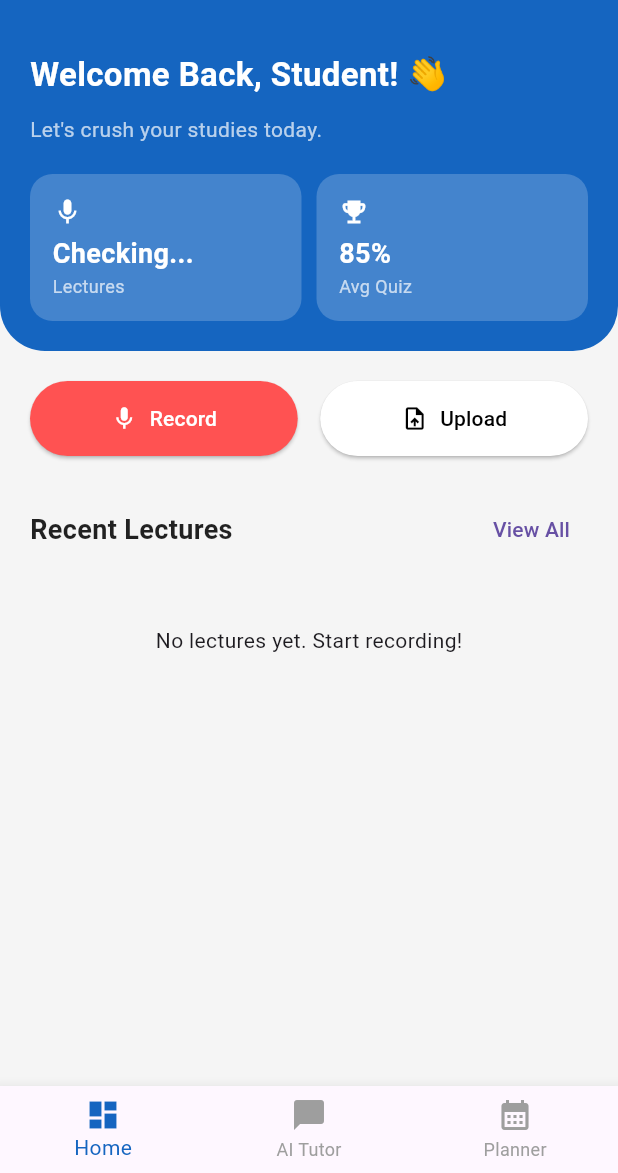
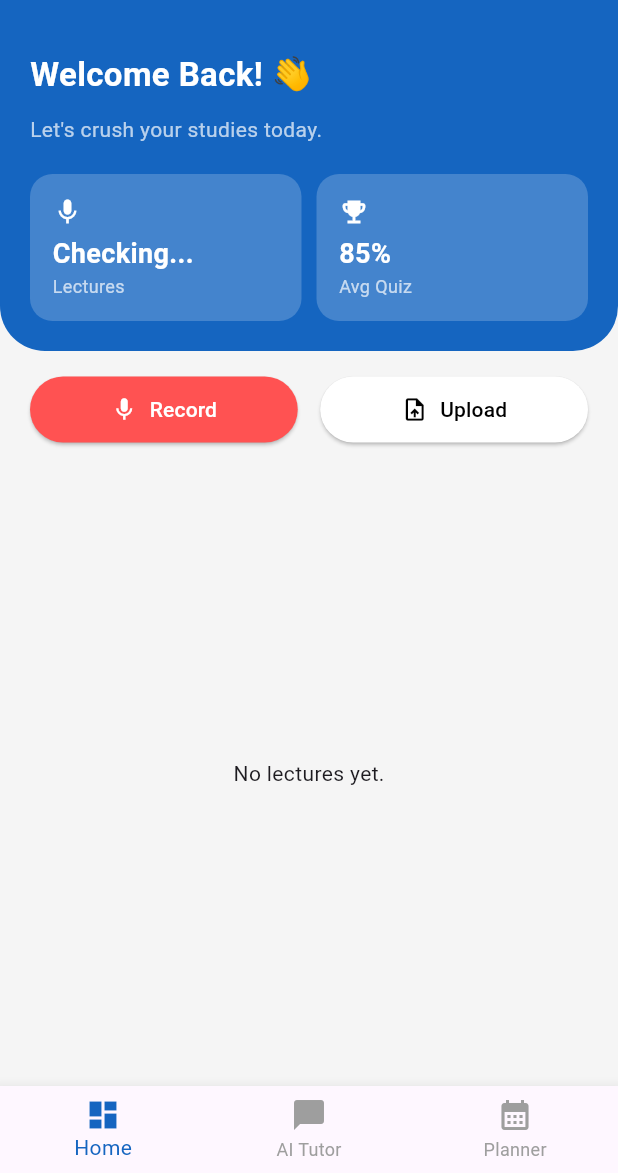
Before and after one commit to GEEK-213/scribe_ai, a Flutter app: the HomePage screen opened directly, on a phone screen of 412 x 824 dp, the part 63-1236 px from its top. Run offline on Flutter 3.47's test engine with Material 3 defaults, Android fonts, the light colour scheme and no system bars; our stand-ins replace audioplayers, file_picker, supabase_flutter; missing offline and left inert: record; accounts and stored records are empty.

Commit message:
Enhance audio processing and UI features: - Updated AndroidManifest.xml to include WRITE_EXTERNAL_STORAGE permission. - Refactored ai_engine.py for improved async handling and added new audio processing logic. - Optimized HomePage layout and functionality for better user experience. - Improved NoteDetailsPage with audio playback and delete functionality. - Enhanced QuizView with better answer handling and UI adjustments. - Added ChatSelectionPage for selecting lectures to chat with.

```diff
--- /dev/null
+++ b/devtools_options.yaml
@@ -0,0 +1,3 @@
+description: This file stores settings for Dart & Flutter DevTools.
+documentation: https://docs.flutter.dev/tools/devtools/extensions#configure-extension-enablement-states
+extensions:
--- a/lib/pages/home_page.dart
+++ b/lib/pages/home_page.dart
@@ -14,38 +14,29 @@ class HomePage extends StatefulWidget {
 }
 
 class _HomePageState extends State<HomePage> {
-  int _selectedIndex = 0; // For Bottom Navigation
-
-  // GET USER ID
+  int _selectedIndex = 0;
   final _userId = Supabase.instance.client.auth.currentUser?.id;
 
-  // STREAM: Fetch only user's notes
   late final _notesStream = Supabase.instance.client
       .from('notes')
       .stream(primaryKey: ['id'])
       .eq('user_id', _userId ?? '')
       .order('created_at', ascending: false);
 
-  // --- UPLOAD FUNCTION ---
   Future<void> _pickAndUploadFile() async {
     try {
       FilePickerResult? result = await FilePicker.platform.pickFiles(
         type: FileType.custom,
         allowedExtensions: ['mp3', 'm4a', 'wav', 'mp4', 'mkv'],
       );
-
       if (result == null) return;
 
       final file = File(result.files.single.path!);
       final fileName = '${DateTime.now().millisecondsSinceEpoch}_upload.${result.files.single.extension}';
 
-      if (mounted) {
-        ScaffoldMessenger.of(context).showSnackBar(
-          const SnackBar(content: Text('Uploading file...')),
-        );
-      }
+      if (mounted) ScaffoldMessenger.of(context).showSnackBar(const SnackBar(content: Text('Uploading...')));
 
-      await Supabase.instance.client.storage.from('lectures').upload(fileName, file);
+      await Supabase.instance.client.storage.from('Lectures').upload(fileName, file);
 
       await Supabase.instance.client.from('notes').insert({
         'title': 'Upload ${DateTime.now().hour}:${DateTime.now().minute}',
@@ -54,45 +45,27 @@ class _HomePageState extends State<HomePage> {
         'user_id': _userId,
       });
 
-      if (mounted) {
-        ScaffoldMessenger.of(context).showSnackBar(
-          const SnackBar(content: Text('Upload Complete! AI is working.')),
-        );
-      }
+      if (mounted) ScaffoldMessenger.of(context).showSnackBar(const SnackBar(content: Text('Success! AI is processing.')));
     } catch (e) {
-      if (mounted) {
-        ScaffoldMessenger.of(context).showSnackBar(
-          SnackBar(content: Text('Error: $e'), backgroundColor: Colors.red),
-        );
-      }
+      if (mounted) ScaffoldMessenger.of(context).showSnackBar(SnackBar(content: Text('Error: $e')));
     }
   }
 
-  // --- LOGOUT ---
   Future<void> _signOut() async {
     await Supabase.instance.client.auth.signOut();
-    if (mounted) {
-      Navigator.pushReplacement(
-          context, MaterialPageRoute(builder: (context) => const LoginPage()));
-    }
+    if (mounted) Navigator.pushReplacement(context, MaterialPageRoute(builder: (context) => const LoginPage()));
   }
 
   @override
   Widget build(BuildContext context) {
     return Scaffold(
-      backgroundColor: Colors.grey[100], // Light background
-
-      // TOP APP BAR
+      backgroundColor: Colors.grey[100],
       appBar: AppBar(
         elevation: 0,
         backgroundColor: Colors.blue.shade800,
         title: const Text('ScribeAI Dashboard', style: TextStyle(color: Colors.white, fontWeight: FontWeight.bold)),
-        actions: [
-          IconButton(onPressed: _signOut, icon: const Icon(Icons.logout, color: Colors.white))
-        ],
+        actions: [IconButton(onPressed: _signOut, icon: const Icon(Icons.logout, color: Colors.white))],
       ),
-
-      // BOTTOM NAVIGATION (Preparation for Chatbot & Planner)
       bottomNavigationBar: BottomNavigationBar(
         currentIndex: _selectedIndex,
         onTap: (index) => setState(() => _selectedIndex = index),
@@ -100,39 +73,27 @@ class _HomePageState extends State<HomePage> {
         unselectedItemColor: Colors.grey,
         items: const [
           BottomNavigationBarItem(icon: Icon(Icons.dashboard), label: 'Home'),
-          BottomNavigationBarItem(icon: Icon(Icons.chat_bubble), label: 'AI Tutor'), // Feature #1
-          BottomNavigationBarItem(icon: Icon(Icons.calendar_month), label: 'Planner'), // Feature #4
+          BottomNavigationBarItem(icon: Icon(Icons.chat_bubble), label: 'AI Tutor'),
+          BottomNavigationBarItem(icon: Icon(Icons.calendar_month), label: 'Planner'),
         ],
       ),
-
-      // BODY
-      body: SingleChildScrollView(
-        child: Column(
-          crossAxisAlignment: CrossAxisAlignment.start,
+      // OPTIMIZED LAYOUT: Header is fixed, List is Expanded
+      body: Column(
         children: [
-            // 1. HEADER SECTION
+          // 1. FIXED HEADER
           Container(
             padding: const EdgeInsets.all(20),
             decoration: BoxDecoration(
               color: Colors.blue.shade800,
-                borderRadius: const BorderRadius.only(
-                  bottomLeft: Radius.circular(30),
-                  bottomRight: Radius.circular(30),
-                ),
+              borderRadius: const BorderRadius.only(bottomLeft: Radius.circular(30), bottomRight: Radius.circular(30)),
             ),
             child: Column(
               crossAxisAlignment: CrossAxisAlignment.start,
               children: [
-                  const Text("Welcome Back, Student! 👋",
-                    style: TextStyle(color: Colors.white, fontSize: 22, fontWeight: FontWeight.bold)
-                  ),
+                const Text("Welcome Back! 👋", style: TextStyle(color: Colors.white, fontSize: 22, fontWeight: FontWeight.bold)),
                 const SizedBox(height: 10),
-                  const Text("Let's crush your studies today.",
-                    style: TextStyle(color: Colors.white70, fontSize: 14)
-                  ),
+                const Text("Let's crush your studies today.", style: TextStyle(color: Colors.white70, fontSize: 14)),
                 const SizedBox(height: 20),
-
-                  // Quick Stats Row
                 Row(
                   children: [
                     _buildStatCard("Lectures", "Checking...", Icons.mic),
@@ -144,7 +105,7 @@ class _HomePageState extends State<HomePage> {
             ),
           ),
 
-            const SizedBox(height: 20),
+          const SizedBox(height: 15),
 
           // 2. ACTION BUTTONS
           Padding(
@@ -153,16 +114,10 @@ class _HomePageState extends State<HomePage> {
               children: [
                 Expanded(
                   child: ElevatedButton.icon(
-                      onPressed: () {
-                         Navigator.push(context, MaterialPageRoute(builder: (context) => const RecordPage()));
-                      },
+                    onPressed: () => Navigator.push(context, MaterialPageRoute(builder: (context) => const RecordPage())),
                     icon: const Icon(Icons.mic),
                     label: const Text("Record"),
-                      style: ElevatedButton.styleFrom(
-                        backgroundColor: Colors.redAccent,
-                        foregroundColor: Colors.white,
-                        padding: const EdgeInsets.symmetric(vertical: 15),
-                      ),
+                    style: ElevatedButton.styleFrom(backgroundColor: Colors.redAccent, foregroundColor: Colors.white, padding: const EdgeInsets.symmetric(vertical: 12)),
                   ),
                 ),
                 const SizedBox(width: 15),
@@ -171,103 +126,60 @@ class _HomePageState extends State<HomePage> {
                     onPressed: _pickAndUploadFile,
                     icon: const Icon(Icons.upload_file),
                     label: const Text("Upload"),
-                      style: ElevatedButton.styleFrom(
-                        backgroundColor: Colors.white,
-                        foregroundColor: Colors.black,
-                        padding: const EdgeInsets.symmetric(vertical: 15),
-                      ),
+                    style: ElevatedButton.styleFrom(backgroundColor: Colors.white, foregroundColor: Colors.black, padding: const EdgeInsets.symmetric(vertical: 12)),
                   ),
                 ),
               ],
             ),
           ),
 
-            const SizedBox(height: 25),
+          const SizedBox(height: 10),
 
-            // 3. RECENT LECTURES TITLE
-            Padding(
-              padding: const EdgeInsets.symmetric(horizontal: 20),
-              child: Row(
-                mainAxisAlignment: MainAxisAlignment.spaceBetween,
-                children: [
-                  const Text("Recent Lectures",
-                    style: TextStyle(fontSize: 18, fontWeight: FontWeight.bold, color: Colors.black87)
-                  ),
-                  TextButton(onPressed: (){}, child: const Text("View All"))
-                ],
-              ),
-            ),
-
-            // 4. THE LIST (StreamBuilder)
-            StreamBuilder<List<Map<String, dynamic>>>(
+          // 3. SCROLLING LIST (Wrapped in Expanded)
+          Expanded(
+            child: StreamBuilder<List<Map<String, dynamic>>>(
               stream: _notesStream,
               builder: (context, snapshot) {
                 if (!snapshot.hasData) return const Center(child: CircularProgressIndicator());
                 final notes = snapshot.data!;
 
-                if (notes.isEmpty) {
-                  return const Padding(
-                    padding: EdgeInsets.all(40),
-                    child: Center(child: Text("No lectures yet. Start recording!")),
-                  );
-                }
+                if (notes.isEmpty) return const Center(child: Text("No lectures yet."));
 
                 return ListView.builder(
-                  shrinkWrap: true, // Vital for scrolling inside SingleChildScrollView
-                  physics: const NeverScrollableScrollPhysics(),
+                  padding: const EdgeInsets.symmetric(horizontal: 20, vertical: 10),
                   itemCount: notes.length,
                   itemBuilder: (context, index) {
                     final note = notes[index];
                     final isDone = note['status'] == 'Done';
-
                     return Card(
-                      margin: const EdgeInsets.symmetric(horizontal: 20, vertical: 8),
+                      margin: const EdgeInsets.only(bottom: 10),
                       elevation: 2,
                       shape: RoundedRectangleBorder(borderRadius: BorderRadius.circular(12)),
                       child: ListTile(
                         leading: CircleAvatar(
                           backgroundColor: isDone ? Colors.green.shade100 : Colors.orange.shade100,
-                          child: Icon(
-                            isDone ? Icons.check : Icons.hourglass_empty,
-                            color: isDone ? Colors.green : Colors.orange
-                          ),
+                          child: Icon(isDone ? Icons.check : Icons.hourglass_empty, color: isDone ? Colors.green : Colors.orange),
                         ),
                         title: Text(note['title'] ?? 'Untitled', style: const TextStyle(fontWeight: FontWeight.w600)),
                         subtitle: Text(isDone ? "Tap to review" : "AI Processing...", style: const TextStyle(fontSize: 12)),
-                        trailing: const Icon(Icons.arrow_forward_ios, size: 14, color: Colors.grey),
-                        onTap: () {
-                          Navigator.push(
-                            context,
-                            MaterialPageRoute(
-                              builder: (context) => NoteDetailsPage(
-                                noteId: note['id'],
-                                title: note['title'] ?? 'Lecture',
-                              ),
-                            ),
-                          );
-                        },
+                        onTap: () => Navigator.push(context, MaterialPageRoute(builder: (context) => NoteDetailsPage(noteId: note['id'], title: note['title'] ?? 'Lecture'))),
                       ),
                     );
                   },
                 );
               },
             ),
-            const SizedBox(height: 40),
+          ),
         ],
-        ),
       ),
     );
   }
 
-  // Helper widget for Stats
   Widget _buildStatCard(String title, String value, IconData icon) {
     return Expanded(
       child: Container(
         padding: const EdgeInsets.all(15),
-        decoration: BoxDecoration(
-          color: Colors.white.withOpacity(0.2),
-          borderRadius: BorderRadius.circular(15),
-        ),
+        decoration: BoxDecoration(color: Colors.white.withOpacity(0.2), borderRadius: BorderRadius.circular(15)),
         child: Column(
           crossAxisAlignment: CrossAxisAlignment.start,
           children: [
--- a/lib/pages/record_page.dart
+++ b/lib/pages/record_page.dart
@@ -2,7 +2,6 @@ import 'dart:io';
 import 'package:flutter/material.dart';
 import 'package:record/record.dart';
 import 'package:path_provider/path_provider.dart';
-import 'package:permission_handler/permission_handler.dart';
 import 'package:supabase_flutter/supabase_flutter.dart';
 
 class RecordPage extends StatefulWidget {
```
Also changed, not shown: lib/pages/chat_selection_page.dart (added, +56 -0 lines), lib/pages/note_details_page.dart (+73 -74 lines), lib/pages/quiz_view.dart (+15 -23 lines), 4 other files. Lines whose indentation alone changed are shown as unchanged.
